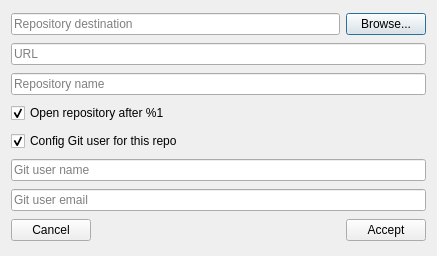
First picture: the form in src/aux_widgets/CreateRepoDlg.ui, repository francescmm/GitQlient, before the edit.
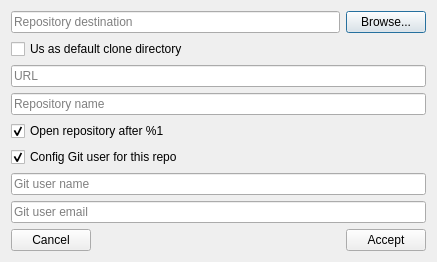
Second picture: the form after the edit. Custom widgets are drawn as their Qt base class.

Commit message: Saving default location for cloning or init

Diff of the .ui file:
```diff
--- a/src/aux_widgets/CreateRepoDlg.ui
+++ b/src/aux_widgets/CreateRepoDlg.ui
@@ -14,16 +14,6 @@
    <string/>
   </property>
   <layout class="QGridLayout" name="gridLayout">
-   <item row="3" column="0" colspan="3">
-    <widget class="CheckBox" name="chbOpen">
-     <property name="text">
-      <string>Open repository after %1</string>
-     </property>
-     <property name="checked">
-      <bool>true</bool>
-     </property>
-    </widget>
-   </item>
    <item row="0" column="2">
     <widget class="QPushButton" name="pbBrowse">
      <property name="text">
@@ -31,59 +21,21 @@
      </property>
     </widget>
    </item>
-   <item row="4" column="0" colspan="3">
-    <widget class="CheckBox" name="cbGitUser">
-     <property name="text">
-      <string>Config Git user for this repo</string>
-     </property>
-     <property name="checked">
-      <bool>true</bool>
-     </property>
-    </widget>
-   </item>
-   <item row="5" column="0" colspan="3">
-    <widget class="QLineEdit" name="leGitName">
-     <property name="placeholderText">
-      <string>Git user name</string>
-     </property>
-    </widget>
-   </item>
-   <item row="0" column="0" colspan="2">
-    <widget class="QLineEdit" name="lePath">
-     <property name="placeholderText">
-      <string>Repository destination</string>
-     </property>
-    </widget>
-   </item>
-   <item row="1" column="0" colspan="3">
-    <widget class="QLineEdit" name="leURL">
-     <property name="placeholderText">
-      <string>URL</string>
-     </property>
-    </widget>
-   </item>
-   <item row="2" column="0" colspan="3">
+   <item row="3" column="0" colspan="3">
     <widget class="QLineEdit" name="leRepoName">
      <property name="placeholderText">
       <string>Repository name</string>
      </property>
     </widget>
    </item>
-   <item row="7" column="2">
-    <widget class="QPushButton" name="pbAccept">
-     <property name="text">
-      <string>Accept</string>
-     </property>
-    </widget>
-   </item>
-   <item row="7" column="0">
+   <item row="8" column="0">
     <widget class="QPushButton" name="pbCancel">
      <property name="text">
       <string>Cancel</string>
      </property>
     </widget>
    </item>
-   <item row="7" column="1">
+   <item row="8" column="1">
     <spacer name="horizontalSpacer">
      <property name="orientation">
       <enum>Qt::Horizontal</enum>
@@ -96,13 +48,68 @@
      </property>
     </spacer>
    </item>
-   <item row="6" column="0" colspan="3">
+   <item row="5" column="0" colspan="3">
+    <widget class="CheckBox" name="cbGitUser">
+     <property name="text">
+      <string>Config Git user for this repo</string>
+     </property>
+     <property name="checked">
+      <bool>true</bool>
+     </property>
+    </widget>
+   </item>
+   <item row="8" column="2">
+    <widget class="QPushButton" name="pbAccept">
+     <property name="text">
+      <string>Accept</string>
+     </property>
+    </widget>
+   </item>
+   <item row="4" column="0" colspan="3">
+    <widget class="CheckBox" name="chbOpen">
+     <property name="text">
+      <string>Open repository after %1</string>
+     </property>
+     <property name="checked">
+      <bool>true</bool>
+     </property>
+    </widget>
+   </item>
+   <item row="7" column="0" colspan="3">
     <widget class="QLineEdit" name="leGitEmail">
      <property name="placeholderText">
       <string>Git user email</string>
      </property>
     </widget>
    </item>
+   <item row="0" column="0" colspan="2">
+    <widget class="QLineEdit" name="lePath">
+     <property name="placeholderText">
+      <string>Repository destination</string>
+     </property>
+    </widget>
+   </item>
+   <item row="6" column="0" colspan="3">
+    <widget class="QLineEdit" name="leGitName">
+     <property name="placeholderText">
+      <string>Git user name</string>
+     </property>
+    </widget>
+   </item>
+   <item row="2" column="0" colspan="3">
+    <widget class="QLineEdit" name="leURL">
+     <property name="placeholderText">
+      <string>URL</string>
+     </property>
+    </widget>
+   </item>
+   <item row="1" column="0" colspan="3">
+    <widget class="CheckBox" name="chbDefaultDir">
+     <property name="text">
+      <string>Us as default clone directory </string>
+     </property>
+    </widget>
+   </item>
   </layout>
  </widget>
  <customwidgets>
```
The commit also changes 1 other file.
